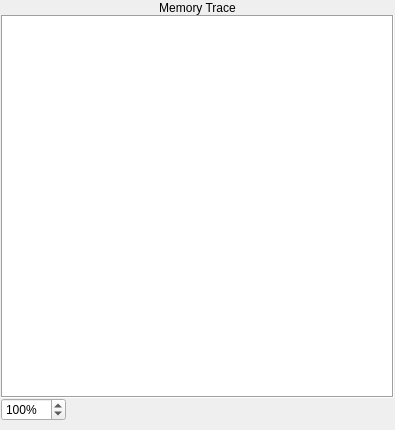
Old version of the form pep9asm/memorytracepane.ui in the repository StanWarford/pep9suite.
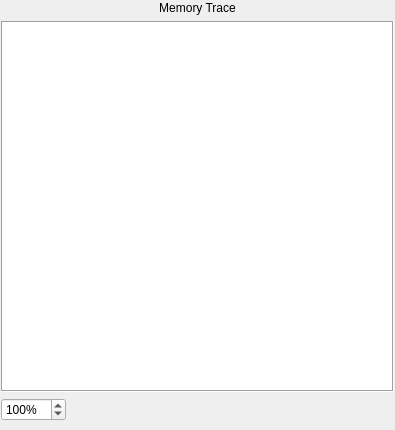
New version of the form.

Patch:
```diff
--- a/pep9asm/memorytracepane.ui
+++ b/pep9asm/memorytracepane.ui
@@ -26,9 +26,6 @@
    <string>Form</string>
   </property>
   <layout class="QVBoxLayout" name="verticalLayout_2">
-   <property name="spacing">
-    <number>0</number>
-   </property>
    <property name="leftMargin">
     <number>1</number>
    </property>
```
